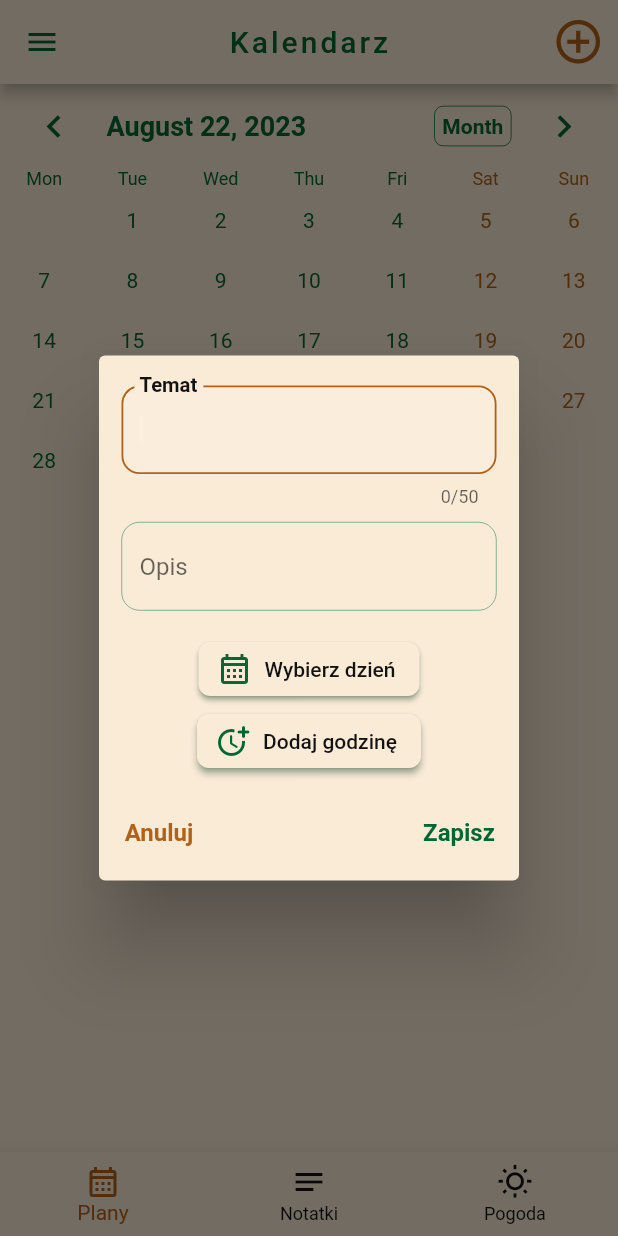
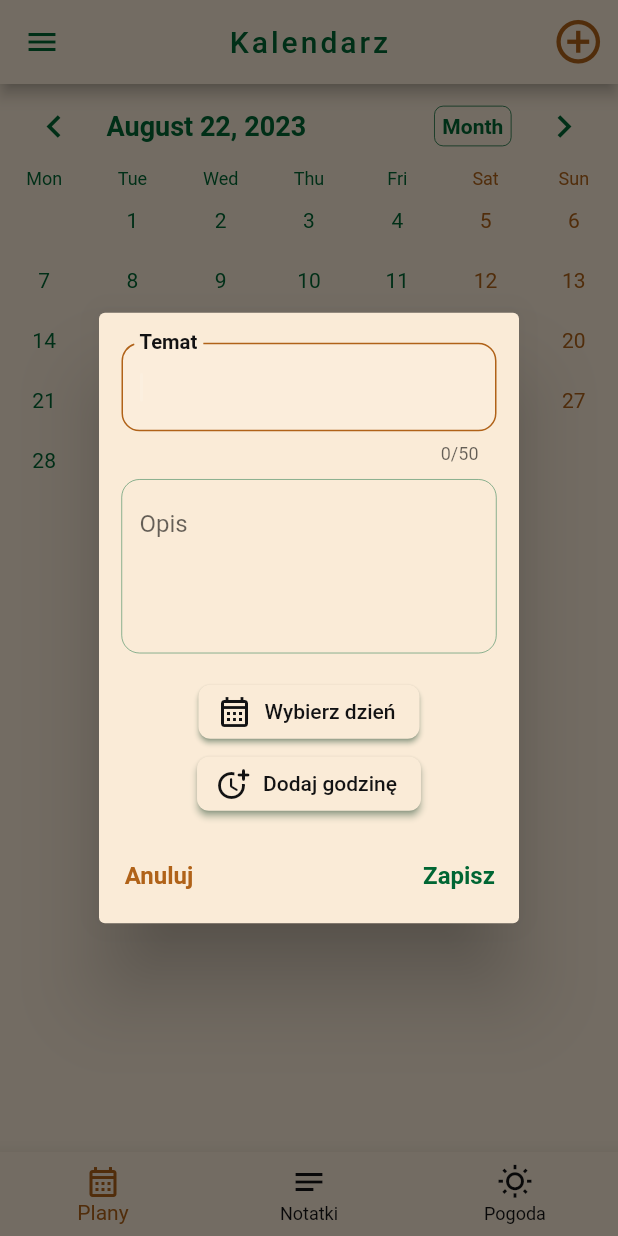
Before and after one commit to patrykdybalski/NOTSY, a Flutter app: the screen it shows after launch, after a tap on the "add circle outline" icon, on a phone screen of 412 x 824 dp. Run offline on Flutter 3.47's test engine with Material 2 defaults, Android fonts, the phone set to English and light mode, and no system bars; drawn by our look-alikes of table_calendar; our stand-ins replace cloud_firestore, firebase_auth, firebase_core, flutter_bloc, flutter_colorpicker, flutter_slidable and 1 more; accounts and stored records are empty.

Commit message:
Add DeleteShowDialog, upgrade view

```diff
--- a/lib/constans/colors.dart
+++ b/lib/constans/colors.dart
@@ -4,6 +4,8 @@ class AppColors {
   static const Color primaryColor = Color(0xFFFAEBD7);
   static const Color primaryColor1 = Color(0xFF181818);
   static const Color secondaryColor = Color.fromARGB(255, 18, 18, 19);
+
+  static const Color darkGreen = Color(0xFF006633);
   static const Color accentColor = Color(0xFF006633);
   static const Color dayColor = Color(0xFF006633);
   static const Color redColor = Color(0xFFb06218);
--- a/lib/features/home/home_page.dart
+++ b/lib/features/home/home_page.dart
@@ -2,7 +2,7 @@ import 'package:flutter/material.dart';
 import 'package:primary_school/constans/colors.dart';
 
 import 'package:primary_school/features/home/pages/calendar_page/calendar_page.dart';
-import 'package:primary_school/features/home/pages/expenses_page/weather_page.dart';
+import 'package:primary_school/features/home/pages/weather_page/weather_page.dart';
 import 'package:primary_school/features/home/pages/notes_page/notes_page.dart';
 
 class HomePage extends StatefulWidget {
--- a/lib/features/home/pages/calendar_page/add_event_dialog/add_event_dialog.dart
+++ b/lib/features/home/pages/calendar_page/add_event_dialog/add_event_dialog.dart
@@ -45,21 +45,6 @@ class _AddEventDialogState extends State<AddEventDialog> {
               titlePadding: const EdgeInsets.all(1),
               contentPadding: const EdgeInsets.all(5),
               backgroundColor: AppColors.primaryColor,
-              // title: Row(
-              //   mainAxisAlignment: MainAxisAlignment.spaceBetween,
-              //   children: [
-              //     IconButton(
-              //       icon: const Icon(
-              //         Icons.arrow_circle_left_outlined,
-              //         color: AppColors.redColor,
-              //         size: 30,
-              //       ),
-              //       onPressed: () {
-              //         Navigator.of(context).pop();
-              //       },
-              //     ),
-              //   ],
-              // ),
               content: _ContentDialog(
                 onTitleChanged: (newValue) {
                   setState(
@@ -111,19 +96,23 @@ class _AddEventDialogState extends State<AddEventDialog> {
                           ),
                         )),
                     TextButton(
-                      onPressed: _title == null ||
-                              _subtitle == null ||
-                              _selectedDay == null ||
-                              _selectedTime == null
-                          ? null
-                          : () {
-                              context.read<AddEventCubit>().add(
-                                    _title!,
-                                    _subtitle!,
-                                    _selectedDay!,
-                                    _selectedTime!,
-                                  );
-                            },
+                      onPressed: //_title == null ||
+                          //         _subtitle == null ||
+                          //         _selectedDay == null ||
+                          //         _selectedTime == null
+                          //     ? null
+                          () {
+                        final newTitle = _title ?? '';
+                        final newSubtitle = _subtitle ?? '';
+                        final newSelectedDay = _selectedDay ?? '' as DateTime;
+                        final newSelectedTime = _selectedTime ?? '' as DateTime;
+                        context.read<AddEventCubit>().add(
+                              newTitle,
+                              newSubtitle,
+                              newSelectedDay,
+                              newSelectedTime,
+                            );
+                      },
                       child: const Text(
                         'Zapisz',
                         style: TextStyle(
@@ -198,18 +187,18 @@ class _ContentDialog extends StatelessWidget {
                   borderRadius: BorderRadius.circular(12),
                   borderSide: const BorderSide(
                     color: AppColors.redColor,
-                    width: 1.2,
+                    width: 1,
                   )),
               disabledBorder: OutlineInputBorder(
                   borderRadius: BorderRadius.circular(12),
                   borderSide: const BorderSide(
-                    color: AppColors.dayColor,
-                    width: 0.6,
+                    color: AppColors.darkGreen,
+                    width: 0.3,
                   )),
               enabledBorder: OutlineInputBorder(
                 borderRadius: BorderRadius.circular(12),
                 borderSide: const BorderSide(
-                  color: AppColors.dayColor,
+                  color: AppColors.darkGreen,
                   width: 0.6,
                 ),
               ),
@@ -220,10 +209,12 @@ class _ContentDialog extends StatelessWidget {
           ),
           TextFormField(
             onChanged: onSubtitleChanged,
-            keyboardType: TextInputType.text,
+            keyboardType: TextInputType.multiline,
+            scrollPhysics:
+                const ClampingScrollPhysics(), // Dodaj to, aby umożliwić przewijanie
             maxLines: 10,
-            minLines: 1,
-            cursorColor: Colors.white10,
+            minLines: 4,
+            cursorColor: AppColors.secondaryColor,
             cursorRadius: const Radius.circular(12),
             style: const TextStyle(
               color: AppColors.secondaryColor,
@@ -239,18 +230,18 @@ class _ContentDialog extends StatelessWidget {
                   borderRadius: BorderRadius.circular(12),
                   borderSide: const BorderSide(
                     color: AppColors.redColor,
-                    width: 0.3,
+                    width: 1,
                   )),
               disabledBorder: OutlineInputBorder(
                   borderRadius: BorderRadius.circular(12),
                   borderSide: const BorderSide(
-                    color: AppColors.dayColor,
+                    color: AppColors.darkGreen,
                     width: 0.3,
                   )),
               enabledBorder: OutlineInputBorder(
                 borderRadius: BorderRadius.circular(12),
                 borderSide: const BorderSide(
-                  color: AppColors.dayColor,
+                  color: AppColors.darkGreen,
                   width: 0.3,
                 ),
               ),
@@ -262,7 +253,7 @@ class _ContentDialog extends StatelessWidget {
           ElevatedButton.icon(
             icon: const Icon(
               Icons.calendar_month_outlined,
-              color: AppColors.accentColor,
+              color: AppColors.secondaryColor,
             ),
             label: Text(
               selectedDateFormatted ?? 'Wybierz dzień',
@@ -297,7 +288,7 @@ class _ContentDialog extends StatelessWidget {
           ElevatedButton.icon(
             icon: const Icon(
               Icons.more_time_rounded,
-              color: AppColors.accentColor,
+              color: AppColors.secondaryColor,
             ),
             label: Text(
               selectedTimeFormatted ?? 'Dodaj godzinę',
```
Also changed, not shown: lib/features/home/pages/calendar_page/calendar_page.dart (+47 -3 lines), lib/features/home/pages/calendar_page/widgets/event_widget.dart (+8 -8 lines), lib/features/home/pages/weather_page/weather_page.dart (renamed from lib/features/home/pages/expenses_page/weather_page.dart).
